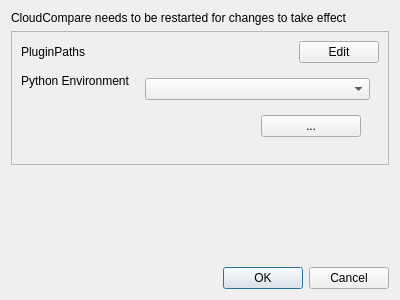
Old version of the form src/Ui/PythonRuntimeSettings.ui in the repository tmontaigu/CloudCompare-PythonRuntime.
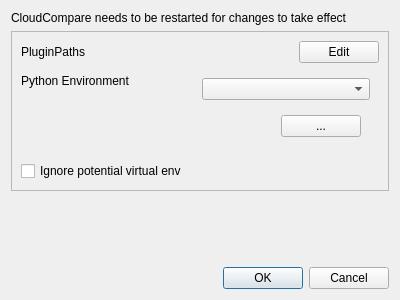
New version of the form.

Commit message:
Add setting to ignore venv
This adds a checkbox in the settings to allow
users to make the runtime always ignore venv
that might currently be activated when starting CC
from a command line environment

```diff
--- a/src/Ui/PythonRuntimeSettings.ui
+++ b/src/Ui/PythonRuntimeSettings.ui
@@ -100,6 +100,16 @@
         </layout>
        </widget>
       </item>
+      <item row="2" column="0">
+       <widget class="QCheckBox" name="ignoreVenvCheckBox">
+        <property name="toolTip">
+         <string>When started from the command line, the runtime will try to pick up and use any current python virtual environment, this however may not work. When checked, any virtual env when launched from the command line will be ignored.</string>
+        </property>
+        <property name="text">
+         <string>Ignore potential virtual env</string>
+        </property>
+       </widget>
+      </item>
      </layout>
     </widget>
    </item>
```
Left out of the diff: 12 changed lines with no effect on the pictures. The commit also changes 3 other files.
